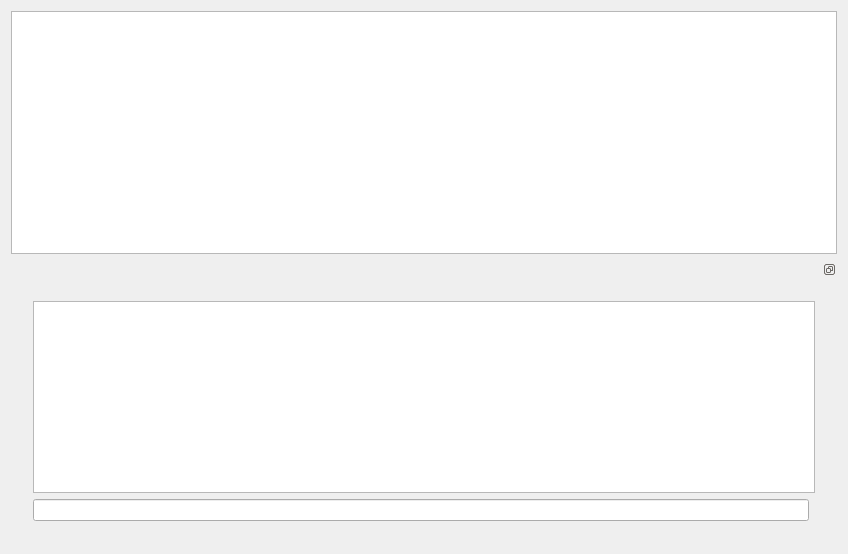
cambyse/PO-LGP, file usr/RL/TestMaze_II/testmaze_ii.ui: the form before one commit.
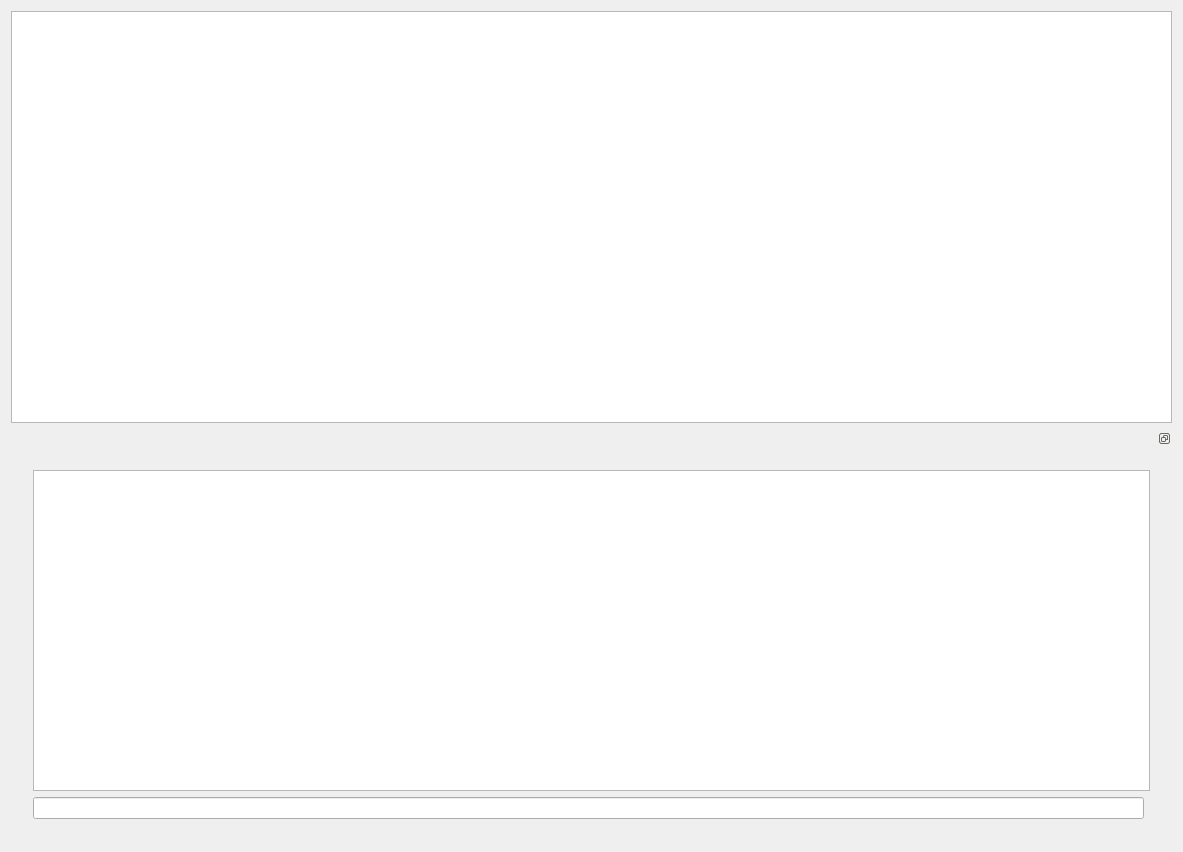
The form after the commit.

What changed in the file:
```diff
--- a/usr/RL/TestMaze_II/testmaze_ii.ui
+++ b/usr/RL/TestMaze_II/testmaze_ii.ui
@@ -6,8 +6,8 @@
    <rect>
     <x>0</x>
     <y>0</y>
-    <width>848</width>
-    <height>554</height>
+    <width>1183</width>
+    <height>852</height>
    </rect>
   </property>
   <property name="windowTitle">
```
